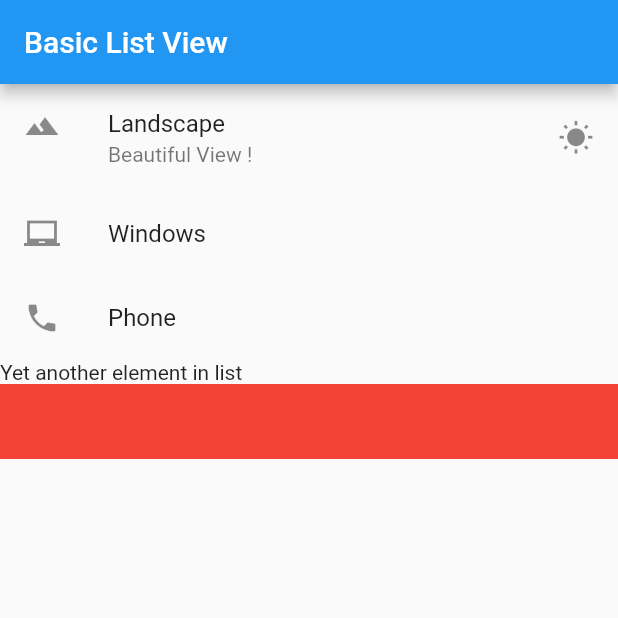
After one commit to Nagarjuna6794/Flutter, a Flutter app: the screen it shows after launch, after a tap on "Landscape", on a phone screen of 412 x 824 dp, the top half of it. The commit adds this screen. Run offline on Flutter 3.47's test engine with Material 2 defaults, Android fonts, the light colour scheme and no system bars.

Commit message:
Listview, Row column added.

```diff
--- a/myapp/lib/main.dart
+++ b/myapp/lib/main.dart
@@ -2,11 +2,18 @@ import 'package:flutter/material.dart';
 import 'package:myapp/app_screens/firstscreen.dart';
 import 'package:myapp/ui_widgets/home.dart';
 import 'package:myapp/ui_widgets/table_row_colum.dart';
+import 'package:myapp/ui_widgets/imagesexample.dart';
+import 'package:myapp/ui_widgets/raisedbuttonalertdialog.dart';
+import 'package:myapp/ui_widgets/listview.dart';
 
 
 void main(){
  runApp(MaterialApp(
    debugShowCheckedModeBanner: false,
-   home: TableRowColumn(),
+   title: "Exploring listview",
+   home: Scaffold(
+     appBar: AppBar(title: Text("Basic List View"),),
+     body: ListViewWidgets(),
+   ),
  ));
 }
--- /dev/null
+++ b/myapp/lib/ui_widgets/listview.dart
@@ -0,0 +1,36 @@
+import 'package:flutter/material.dart';
+
+class  ListViewWidgets extends StatelessWidget {
+  @override
+  Widget build(BuildContext context) {
+    return getListview();
+  }
+
+}
+
+Widget getListview(){
+  var listview =ListView(
+    children: <Widget>[
+      ListTile(
+        leading: Icon(Icons.landscape),
+        title: Text("Landscape"),
+        subtitle: Text("Beautiful View !"),
+        trailing: Icon (Icons.wb_sunny),
+        onTap: (){
+          debugPrint("Landscape tapped");
+        },
+      ),
+      ListTile(
+        leading: Icon(Icons.laptop_chromebook),
+        title: Text("Windows"),
+      ),
+      ListTile(
+        leading: Icon(Icons.phone),
+        title: Text("Phone"),
+      ),
+      Text("Yet another element in list"),
+      Container(color: Colors.red,height: 50.0,)
+    ],
+  );
+  return listview;
+}
--- a/myapp/pubspec.yaml
+++ b/myapp/pubspec.yaml
@@ -41,8 +41,8 @@ flutter:
   uses-material-design: true
 
   # To add assets to your application, add an assets section, like this:
-  # assets:
-  #  - images/a_dot_burr.jpeg
+  assets:
+   - images/drama.png
   #  - images/a_dot_ham.jpeg
 
   # An image asset can refer to one or more resolution-specific "variants", see
```
Also changed, not shown: myapp/lib/ui_widgets/home.dart (+8 -6 lines), myapp/lib/ui_widgets/imagesexample.dart (added, +83 -0 lines), myapp/lib/ui_widgets/raisedbuttonalertdialog.dart (added, +120 -0 lines), myapp/images/drama.png (added).
